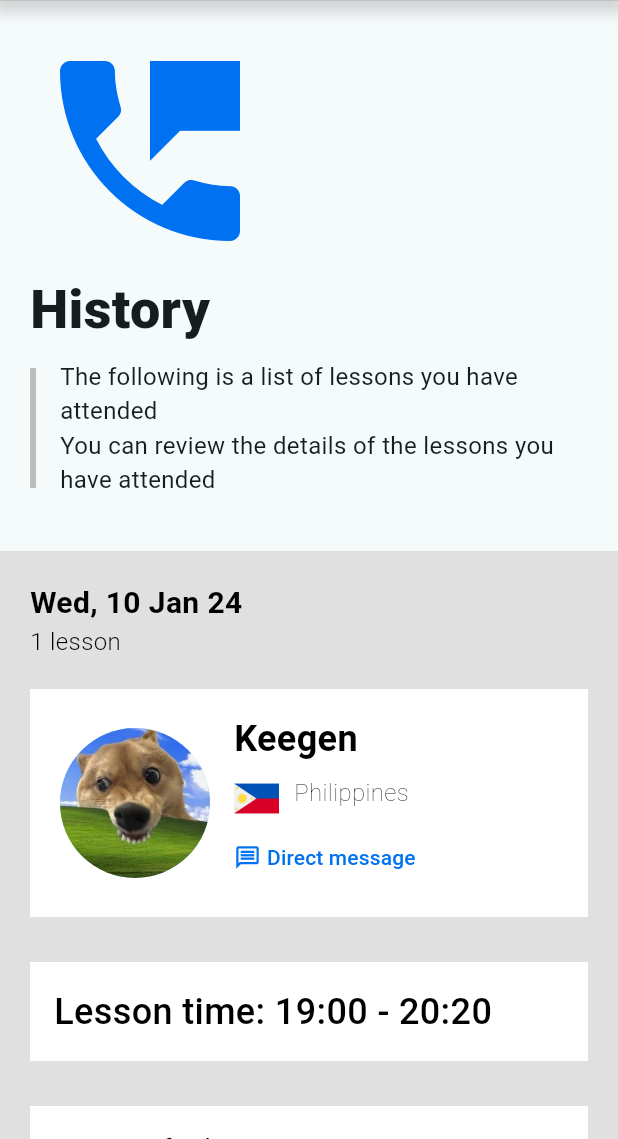
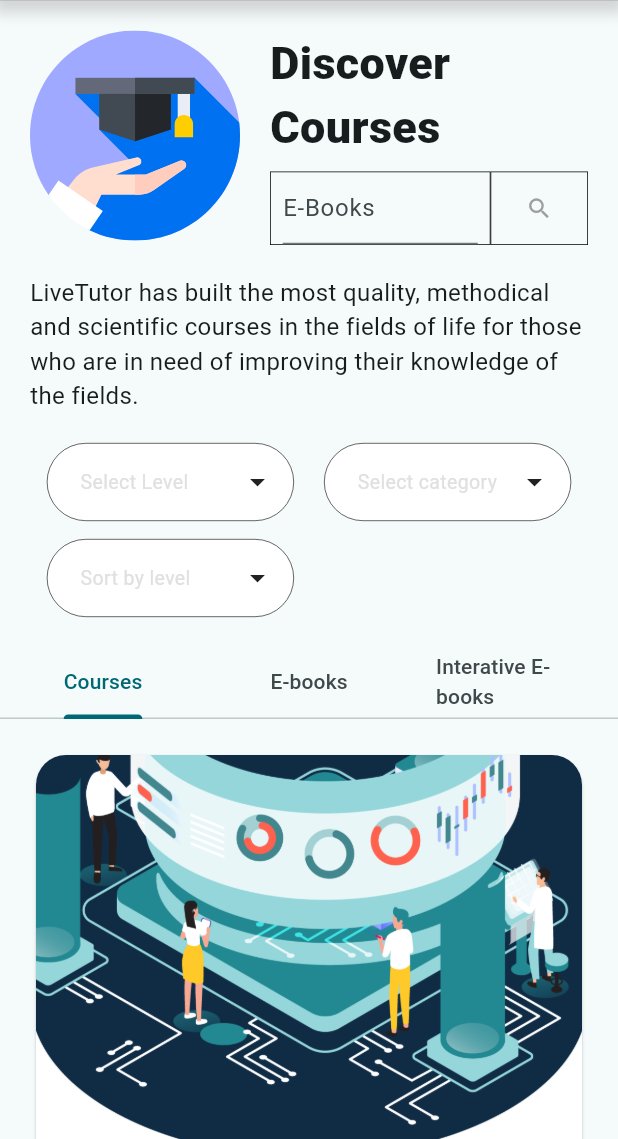
Before and after one commit to LeThaiNhuQuynh/advanced-mobile, a Flutter app: the screen it shows after launch, on a phone screen of 412 x 824 dp, the part 97-1236 px from its top. Run offline on Flutter 3.47's test engine with Material 3 defaults, Android fonts, the phone set to English and light mode, and no system bars; drawn by our look-alikes of multi_dropdown; our stand-ins replace flick_video_player, flutter_svg, video_player; Roboto replaces fonts that are missing (Poppins).

Commit message:
Course list screen - complete

```diff
--- a/lib/main.dart
+++ b/lib/main.dart
@@ -1,5 +1,6 @@
 import 'package:advanced_mobile_project/core/models/comment.dart';
 import 'package:advanced_mobile_project/core/models/tutor.dart';
+import 'package:advanced_mobile_project/presentation/course-list/course-list.dart';
 import 'package:advanced_mobile_project/presentation/history/history.dart';
 import 'package:advanced_mobile_project/presentation/schedule/schedule.dart';
 import 'package:flutter/material.dart';
@@ -61,7 +62,7 @@
         colorScheme: ColorScheme.fromSeed(seedColor: Colors.white),
         useMaterial3: true,
       ),
-      home: History(),
+      home: CourseList(),
     );
   }
 }
--- /dev/null
+++ b/lib/presentation/course-list/course-list-items/course-card.dart
@@ -0,0 +1,82 @@
+import 'package:flutter/material.dart';
+
+class CourseCard extends StatelessWidget {
+  final VoidCallback? onTap;
+  final String title;
+  final String description;
+  final String detail;
+
+  const CourseCard(
+      {super.key,
+      this.onTap,
+      required this.title,
+      required this.description,
+      required this.detail});
+
+  @override
+  Widget build(BuildContext context) {
+    return GestureDetector(
+      onTap: onTap,
+      child: Card(
+        shape: RoundedRectangleBorder(
+          borderRadius: BorderRadius.circular(20),
+        ),
+        child: ClipRRect(
+          borderRadius: BorderRadius.circular(20),
+          child: Container(
+            width: double.infinity,
+            color: Colors.white,
+            child: Column(
+              crossAxisAlignment: CrossAxisAlignment.start,
+              children: [
+                Image(
+                  image: AssetImage(
+                    'assets/images/course-card.png',
+                  ),
+                  fit: BoxFit.contain,
+                ),
+                SizedBox(
+                  height: 12,
+                ),
+                Container(
+                    padding: EdgeInsets.all(16),
+                    child: Column(
+                      crossAxisAlignment: CrossAxisAlignment.start,
+                      children: [
+                        Text(
+                          title,
+                          style: TextStyle(
+                            fontSize: 22,
+                            fontWeight: FontWeight.w700,
+                          ),
+                        ),
+                        SizedBox(
+                          height: 12,
+                        ),
+                        Text(
+                          description,
+                          style: TextStyle(
+                            fontSize: 16,
+                            fontWeight: FontWeight.w300,
+                          ),
+                        ),
+                        SizedBox(
+                          height: 12,
+                        ),
+                        Text(
+                          detail,
+                          style: TextStyle(
+                            fontSize: 18,
+                            fontWeight: FontWeight.w400,
+                          ),
+                        ),
+                      ],
+                    )),
+              ],
+            ),
+          ),
+        ),
+      ),
+    );
+  }
+}
--- /dev/null
+++ b/lib/presentation/course-list/course-list-items/multi-select-dropdown.dart
@@ -0,0 +1,27 @@
+import 'package:advanced_mobile_project/core/models/tutor.dart';
+import 'package:flutter/material.dart';
+import 'package:multi_dropdown/multiselect_dropdown.dart';
+
+class MyMultiSelectDropDown extends StatelessWidget {
+  MyMultiSelectDropDown({super.key, required this.hint});
+
+  String hint;
+
+  @override
+  Widget build(BuildContext context) {
+    return MultiSelectDropDown(
+      options: const [
+        ValueItem(label: 'Option 1', value: '1'),
+        ValueItem(label: 'Option 2', value: '2'),
+        ValueItem(label: 'Option 3', value: '3'),
+        ValueItem(label: 'Option 4', value: '4'),
+        ValueItem(label: 'Option 5', value: '5'),
+        ValueItem(label: 'Option 6', value: '6'),
+      ],
+      onOptionSelected: (List<ValueItem> selectedOptions) {},
+      hint: hint,
+      borderRadius: 50.0,
+      borderColor: Colors.black,
+    );
+  }
+}
--- /dev/null
+++ b/lib/presentation/course-list/course-list-items/tab-bar.dart
@@ -0,0 +1,49 @@
+import 'package:flutter/material.dart';
+
+class MyTabBar extends StatefulWidget {
+  final int quantity;
+  final int? initialIndex;
+  final List<Widget> tabs;
+  final List<Widget> views;
+
+  const MyTabBar(
+      {super.key,
+      required this.quantity,
+      required this.tabs,
+      required this.views,
+      this.initialIndex = 0});
+
+  @override
+  State<MyTabBar> createState() => _MyTabBarState();
+}
+
+class _MyTabBarState extends State<MyTabBar> with TickerProviderStateMixin {
+  late final TabController _tabController;
+
+  @override
+  void initState() {
+    super.initState();
+    _tabController = TabController(length: widget.quantity, vsync: this);
+  }
+
+  @override
+  void dispose() {
+    _tabController.dispose();
+    super.dispose();
+  }
+
+  @override
+  Widget build(BuildContext context) {
+    return DefaultTabController(
+        length: widget.quantity,
+        child: Column(
+          children: [
+            TabBar(tabs: widget.tabs),
+            Expanded(
+                child: TabBarView(
+              children: widget.views,
+            ))
+          ],
+        ));
+  }
+}
--- /dev/null
+++ b/lib/presentation/course-list/course-list.dart
@@ -0,0 +1,165 @@
+import 'package:advanced_mobile_project/common/header.dart';
+import 'package:advanced_mobile_project/common/menu.dart';
+import 'package:advanced_mobile_project/presentation/course-list/course-list-items/course-card.dart';
+import 'package:advanced_mobile_project/presentation/course-list/course-list-items/multi-select-dropdown.dart';
+import 'package:advanced_mobile_project/presentation/course-list/course-list-items/tab-bar.dart';
+import 'package:flutter/material.dart';
+import 'package:flutter_svg/svg.dart';
+import 'package:multi_dropdown/multiselect_dropdown.dart';
+import 'package:provider/provider.dart';
+
+class CourseList extends StatelessWidget {
+  CourseList({super.key});
+
+  GlobalKey<ScaffoldState> _key = GlobalKey();
+
+  @override
+  Widget build(BuildContext context) {
+    return Scaffold(
+      key: _key,
+      appBar: Header(scaffoldKey: _key),
+      endDrawer: Menu(
+        userAvatar: 'assets/images/avatar1.jpeg',
+        userName: 'User Name',
+      ),
+      body: SingleChildScrollView(
+          child: Column(children: [
+        Container(
+            padding: const EdgeInsets.all(20),
+            child: Column(
+              children: [
+                Row(crossAxisAlignment: CrossAxisAlignment.start, children: [
+                  SvgPicture.asset(
+                    'assets/svgs/course-list.svg',
+                    height: 140,
+                    width: 140,
+                  ),
+                  SizedBox(
+                    width: 20,
+                  ),
+                  Expanded(
+                      child: Column(
+                    crossAxisAlignment: CrossAxisAlignment.start,
+                    children: [
+                      Text(
+                        'Discover\nCourses',
+                        style: TextStyle(
+                          fontWeight: FontWeight.w800,
+                          fontSize: 30,
+                        ),
+                      ),
+                      const SizedBox(
+                        height: 8,
+                      ),
+                      Row(
+                        children: [
+                          Expanded(
+                            child: Container(
+                                padding: EdgeInsets.symmetric(horizontal: 8),
+                                decoration: BoxDecoration(
+                                  border: Border.all(
+                                    width: 0.5,
+                                  ),
+                                ),
+                                child: TextField(
+                                    decoration: InputDecoration(
+                                      hintText: 'E-Books',
+                                    ),
+                                    onChanged: (String value) {})),
+                          ),
+                          Container(
+                              decoration: BoxDecoration(
+                                border: Border.all(
+                                  width: 0.5,
+                                ),
+                              ),
+                              child: TextButton(
+                                  child: Icon(
+                                    Icons.search,
+                                    color: Colors.grey,
+                                  ),
+                                  onPressed: () {})),
+                        ],
+                      ),
+                    ],
+                  )),
+                ]),
+                const SizedBox(
+                  height: 20,
+                ),
+                Column(
+                  children: [
+                    Wrap(
+                      children: [
+                        Text(
+                          'LiveTutor has built the most quality, methodical and scientific courses in the fields of life for those who are in need of improving their knowledge of the fields.',
+                          style: TextStyle(
+                            fontSize: 16,
+                            fontWeight: FontWeight.w400,
+                          ),
+                        ),
+                      ],
+                    ),
+                    SizedBox(
+                      height: 20,
+                    ),
+                    Wrap(children: [
+                      Container(
+                          width: MediaQuery.of(context).size.width * 0.4,
+                          margin: EdgeInsets.only(left: 10, right: 10),
+                          child: MyMultiSelectDropDown(
+                            hint: 'Select Level',
+                          )),
+                      Container(
+                          width: MediaQuery.of(context).size.width * 0.4,
+                          margin: EdgeInsets.only(left: 10, right: 10),
+                          child: MyMultiSelectDropDown(
+                            hint: 'Select category',
+                          )),
+                      Container(
+                          width: MediaQuery.of(context).size.width * 0.4,
+                          margin: EdgeInsets.only(left: 10, right: 10, top: 12),
+                          child: MyMultiSelectDropDown(
+                            hint: 'Sort by level',
+                          )),
+                    ]),
+                  ],
+                ),
+              ],
+            )),
+        SizedBox(
+          height: 700,
+          child: MyTabBar(quantity: 3, tabs: [
+            Tab(child: Text('Courses')),
+            Tab(child: Text('E-books')),
+            Tab(child: Text('Interative E-books')),
+          ], views: [
+            Scrollbar(
+                child: SingleChildScrollView(
+              child: Column(
+                children: List.generate(
+                  5,
+                  (index) => Container(
+                    margin: EdgeInsets.all(20),
+                    child: CourseCard(
+                      title: 'Life in the Internet Age',
+                      description:
+                          "Let's discuss how technology is changing the way we live",
+                      detail: '9 lessons',
+                    ),
+                  ),
+                ),
+              ),
+            )),
+            Center(
+              child: Text("No Data"),
+            ),
+            Center(
+              child: Text("No Data"),
+            ),
+          ]),
+        ),
+      ])),
+    );
+  }
+}
```
Also changed, not shown: assets/images/course-card.png (added), assets/svgs/course-list.svg (added), assets/svgs/no-data.svg (added).
